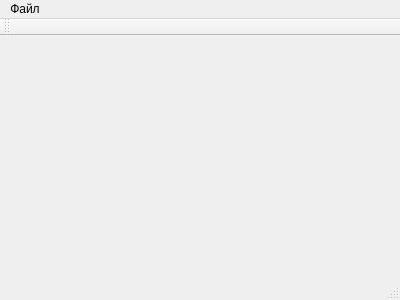
alexeymarunin/ddm, file mainwindow.ui: the form before one commit.
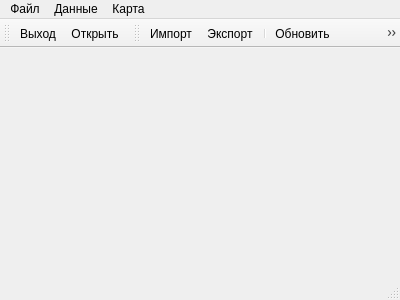
The form after the commit. Icons and pictures are not drawn.

Commit message: Issue #18:Меню "Карта"

The edit to the form file:
```diff
--- a/mainwindow.ui
+++ b/mainwindow.ui
@@ -20,7 +20,7 @@
      <x>0</x>
      <y>0</y>
      <width>400</width>
-     <height>19</height>
+     <height>21</height>
     </rect>
    </property>
    <widget class="QMenu" name="menu">
@@ -31,7 +31,24 @@
     <addaction name="separator"/>
     <addaction name="quitAction"/>
    </widget>
+   <widget class="QMenu" name="menuData">
+    <property name="title">
+     <string>Данные</string>
+    </property>
+    <addaction name="importAction"/>
+    <addaction name="exportAction"/>
+   </widget>
+   <widget class="QMenu" name="menuMap">
+    <property name="title">
+     <string>Карта</string>
+    </property>
+    <addaction name="reloadAction"/>
+    <addaction name="increaseZoomAction"/>
+    <addaction name="decreaseZoomAction"/>
+   </widget>
    <addaction name="menu"/>
+   <addaction name="menuData"/>
+   <addaction name="menuMap"/>
   </widget>
   <widget class="QToolBar" name="mainToolBar">
    <attribute name="toolBarArea">
@@ -40,6 +57,25 @@
    <attribute name="toolBarBreak">
     <bool>false</bool>
    </attribute>
+   <addaction name="quitAction"/>
+   <addaction name="openAction"/>
+  </widget>
+  <widget class="QToolBar" name="toolBar">
+   <property name="windowTitle">
+    <string>toolBar</string>
+   </property>
+   <attribute name="toolBarArea">
+    <enum>TopToolBarArea</enum>
+   </attribute>
+   <attribute name="toolBarBreak">
+    <bool>false</bool>
+   </attribute>
+   <addaction name="importAction"/>
+   <addaction name="exportAction"/>
+   <addaction name="separator"/>
+   <addaction name="reloadAction"/>
+   <addaction name="increaseZoomAction"/>
+   <addaction name="decreaseZoomAction"/>
   </widget>
   <widget class="QStatusBar" name="statusBar"/>
   <action name="openAction">
@@ -52,6 +88,51 @@
     <string>Выход</string>
    </property>
   </action>
+  <action name="importAction">
+   <property name="icon">
+    <iconset resource="icons.qrc">
+     <normaloff>:/icons/icons/icon_import.png</normaloff>:/icons/icons/icon_import.png</iconset>
+   </property>
+   <property name="text">
+    <string>Импорт</string>
+   </property>
+  </action>
+  <action name="exportAction">
+   <property name="icon">
+    <iconset resource="icons.qrc">
+     <normaloff>:/icons/icons/icon_export.png</normaloff>:/icons/icons/icon_export.png</iconset>
+   </property>
+   <property name="text">
+    <string>Экспорт</string>
+   </property>
+  </action>
+  <action name="reloadAction">
+   <property name="icon">
+    <iconset resource="icons.qrc">
+     <normaloff>:/icons/icons/icon_refresh.png</normaloff>:/icons/icons/icon_refresh.png</iconset>
+   </property>
+   <property name="text">
+    <string>Обновить</string>
+   </property>
+  </action>
+  <action name="increaseZoomAction">
+   <property name="icon">
+    <iconset resource="icons.qrc">
+     <normaloff>:/icons/icons/icon_zoom_in.png</normaloff>:/icons/icons/icon_zoom_in.png</iconset>
+   </property>
+   <property name="text">
+    <string>Увеличить масштаб</string>
+   </property>
+  </action>
+  <action name="decreaseZoomAction">
+   <property name="icon">
+    <iconset resource="icons.qrc">
+     <normaloff>:/icons/icons/icon_zoom_out.png</normaloff>:/icons/icons/icon_zoom_out.png</iconset>
+   </property>
+   <property name="text">
+    <string>Уменьшить масшаб</string>
+   </property>
+  </action>
  </widget>
  <layoutdefault spacing="6" margin="11"/>
  <resources/>
```
Left out of the diff: 12 changed lines with no effect on the pictures. The commit also changes 19 other files.
